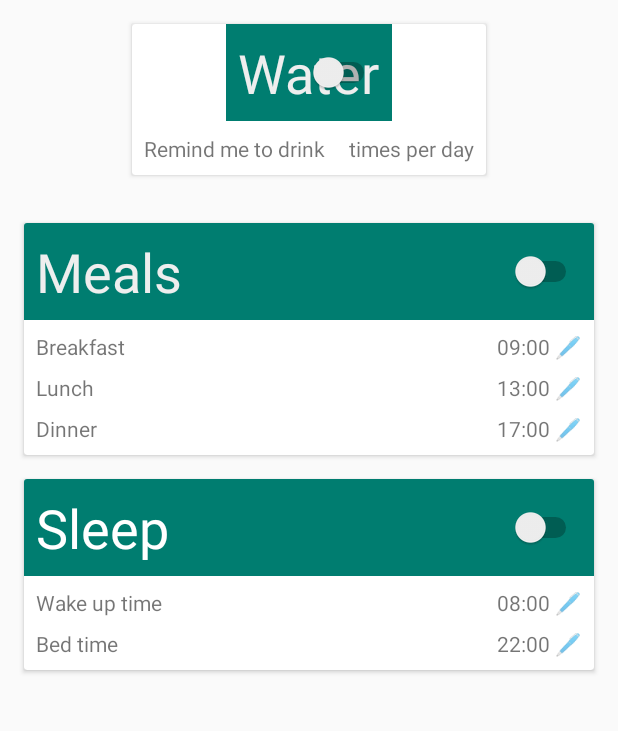
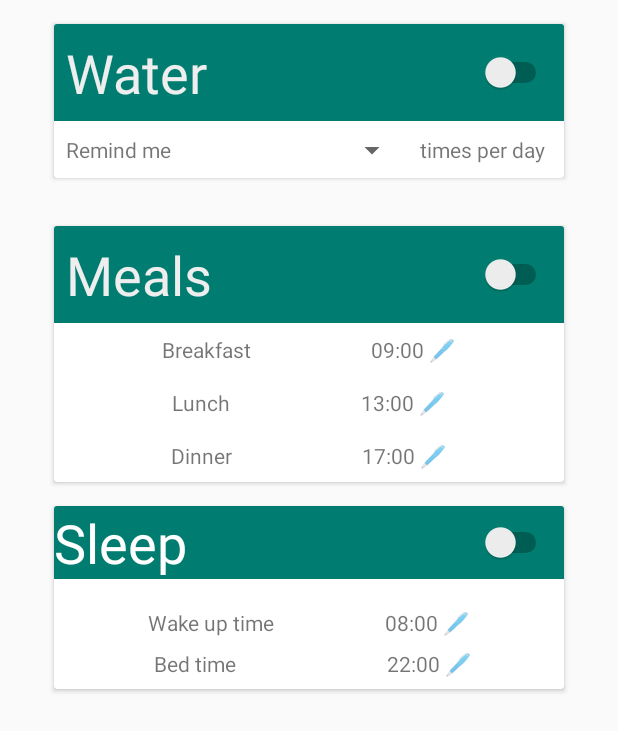
Before and after one commit to Mr-ttaM/CareCompanion, an Android app: the layout fragment_reminders.xml on its own in the app's theme, with its tools: preview values and no code run, on a phone screen of 412 x 824 dp. Shown: the top 731 px of the screen. Run offline under Robolectric (Android 15) with nearby library versions, the phone set to English and light mode, and no system bars; network calls fail.

Commit message:
Fixed merge issues

```diff
--- a/app/src/main/java/com/lovehack/carecompanion/ui/reminders/ReminderFragment.kt
+++ b/app/src/main/java/com/lovehack/carecompanion/ui/reminders/ReminderFragment.kt
@@ -2,8 +2,6 @@ package com.lovehack.carecompanion.ui.reminders
 
 import android.annotation.SuppressLint
 import android.app.DatePickerDialog
-import android.app.TimePickerDialog
-import android.annotation.SuppressLint
 import android.app.TimePickerDialog
 import android.os.Bundle
 import android.view.LayoutInflater
@@ -21,7 +19,6 @@ import java.sql.Time
 import java.text.SimpleDateFormat
 import java.time.LocalTime
 import java.util.*
-import java.text.SimpleDateFormat
 import java.util.*
 
 class ReminderFragment : Fragment() {
@@ -39,35 +36,6 @@ class ReminderFragment : Fragment() {
         val root = inflater.inflate(R.layout.fragment_reminders, container, false)
 
         setUpSwitchListeners(root)
-
-        val waterSpinner : Spinner = root.findViewById(R.id.water_reminder_spinner)
-        ArrayAdapter.createFromResource(
-            root.context,
-            R.array.water_reminder_num_array,
-            android.R.layout.simple_spinner_item
-        ).also { adapter ->
-            // Specify the layout to use when the list of choices appears
-            adapter.setDropDownViewResource(R.layout.spinner_style)
-            // Apply the adapter to the spinner
-            waterSpinner.adapter = adapter
-        }
-
-        val breakfastTimePicker : TextView = root.findViewById(R.id.breakfast_time_picker)
-        val lunchTimePicker : TextView = root.findViewById(R.id.lunch_time_picker)
-        val dinnerTimePicker : TextView = root.findViewById(R.id.dinner_time_picker)
-        val wakeUpTimePicker : TextView = root.findViewById(R.id.wake_up_time_picker)
-        val bedtimeTimePicker : TextView = root.findViewById(R.id.bedtime_time_picker)
-
-        bedtimeTimePicker.setOnClickListener {
-            val cal = Calendar.getInstance()
-            val bedtimeSetListener = TimePickerDialog.OnTimeSetListener { timePicker, hour, minute ->
-                cal.set(Calendar.HOUR_OF_DAY, hour)
-                cal.set(Calendar.MINUTE, minute)
-                bedtimeTimePicker.text = SimpleDateFormat(getString(R.string.time_format)).format(cal.time)
-            }
-            TimePickerDialog(root.context, bedtimeSetListener, cal.get(Calendar.HOUR_OF_DAY), cal.get(Calendar.MINUTE), true).show()
-        }
-
 
 
         val waterSpinner : Spinner = root.findViewById(R.id.water_reminder_spinner)
--- a/app/src/main/java/com/lovehack/carecompanion/ui/workTracker/WorkTrackerFragment.kt
+++ b/app/src/main/java/com/lovehack/carecompanion/ui/workTracker/WorkTrackerFragment.kt
@@ -11,9 +11,6 @@ import androidx.lifecycle.ViewModelProviders
 import com.lovehack.carecompanion.R
 import kotlinx.android.synthetic.main.activity_main.*
 import kotlinx.android.synthetic.main.fragment_work_tracker.*
-import nl.dionsegijn.konfetti.models.Shape
-import nl.dionsegijn.konfetti.models.Size
-import org.w3c.dom.Text
 
 class WorkTrackerFragment : Fragment() {
 
--- a/app/src/main/res/layout/fragment_reminders.xml
+++ b/app/src/main/res/layout/fragment_reminders.xml
@@ -2,7 +2,6 @@
 <androidx.constraintlayout.widget.ConstraintLayout xmlns:android="http://schemas.android.com/apk/res/android"
     xmlns:app="http://schemas.android.com/apk/res-auto"
     xmlns:tools="http://schemas.android.com/tools"
-    android:id="@+id/sleep_reminder_switch"
     android:layout_width="match_parent"
     android:layout_height="match_parent"
     tools:context=".ui.reminders.ReminderFragment">
@@ -21,12 +20,12 @@
         app:layout_constraintTop_toTopOf="parent">
 
         <androidx.constraintlayout.widget.ConstraintLayout
-            android:layout_width="match_parent"
+            android:layout_width="wrap_content"
             android:layout_height="match_parent">
 
             <TextView
                 android:id="@+id/water_title"
-                android:layout_width="match_parent"
+                android:layout_width="340dp"
                 android:layout_height="wrap_content"
                 android:background="@color/colorPrimary"
                 android:padding="@dimen/reminder_padding"
@@ -48,8 +47,8 @@
 
             <androidx.constraintlayout.widget.ConstraintLayout
                 android:id="@+id/water_contents"
-                android:layout_width="match_parent"
-                android:layout_height="wrap_content"
+                android:layout_width="335dp"
+                android:layout_height="38dp"
                 app:layout_constraintTop_toBottomOf="@+id/water_title">
 
                 <TextView
@@ -58,11 +57,14 @@
                     android:layout_height="wrap_content"
                     android:layout_marginStart="@dimen/reminder_padding"
                     android:layout_marginTop="@dimen/reminder_padding"
+                    android:layout_marginEnd="10dp"
                     android:layout_marginBottom="@dimen/reminder_padding"
                     android:text="@string/reminder_title_string_1"
                     app:layout_constraintBottom_toBottomOf="parent"
+                    app:layout_constraintEnd_toStartOf="@+id/water_reminder_spinner"
                     app:layout_constraintStart_toStartOf="parent"
-                    app:layout_constraintTop_toTopOf="parent" />
+                    app:layout_constraintTop_toTopOf="parent"
+                    tools:text="@string/reminder_title_string_1" />
 
                 <Spinner
                     android:id="@+id/water_reminder_spinner"
@@ -73,7 +75,6 @@
                     android:layout_marginBottom="@dimen/reminder_padding"
                     app:layout_constraintBottom_toBottomOf="parent"
                     app:layout_constraintEnd_toStartOf="@+id/textView4"
-                    app:layout_constraintHorizontal_bias="0.5"
                     app:layout_constraintStart_toEndOf="@+id/textView3"
                     app:layout_constraintTop_toTopOf="parent" />
 
@@ -88,17 +89,16 @@
                     android:text="@string/reminder_title_string_2"
                     app:layout_constraintBottom_toBottomOf="parent"
                     app:layout_constraintEnd_toEndOf="parent"
-                    app:layout_constraintHorizontal_bias="0.5"
                     app:layout_constraintStart_toEndOf="@+id/water_reminder_spinner"
-                    app:layout_constraintTop_toTopOf="parent" />
+                    app:layout_constraintTop_toTopOf="parent"
+                    tools:text="@string/reminder_title_string_2" />
             </androidx.constraintlayout.widget.ConstraintLayout>
-
         </androidx.constraintlayout.widget.ConstraintLayout>
     </androidx.cardview.widget.CardView>
 
     <androidx.cardview.widget.CardView
         android:id="@+id/card_meal_reminder"
-        android:layout_width="0dp"
+        android:layout_width="wrap_content"
         android:layout_height="wrap_content"
         android:layout_marginStart="@dimen/activity_horizontal_margin"
         android:layout_marginTop="@dimen/activity_vertical_margin"
@@ -106,16 +106,17 @@
         android:layout_marginBottom="@dimen/activity_vertical_margin"
         app:layout_constraintBottom_toTopOf="@+id/card_sleep_reminder"
         app:layout_constraintEnd_toEndOf="parent"
+        app:layout_constraintHorizontal_bias="0.5"
         app:layout_constraintStart_toStartOf="parent"
         app:layout_constraintTop_toBottomOf="@+id/card_water_reminder">
 
         <androidx.constraintlayout.widget.ConstraintLayout
-            android:layout_width="match_parent"
+            android:layout_width="wrap_content"
             android:layout_height="match_parent">
 
             <TextView
                 android:id="@+id/meal_title"
-                android:layout_width="match_parent"
+                android:layout_width="340dp"
                 android:layout_height="wrap_content"
                 android:background="@color/colorPrimary"
                 android:padding="@dimen/reminder_padding"
@@ -137,63 +138,43 @@
 
             <androidx.constraintlayout.widget.ConstraintLayout
                 android:id="@+id/meal_contents"
-                android:layout_width="match_parent"
-                android:layout_height="wrap_content"
+                android:layout_width="340dp"
+                android:layout_height="106dp"
                 app:layout_constraintTop_toBottomOf="@+id/meal_title">
 
                 <TextView
                     android:id="@+id/breakfast_text_view"
-                    android:layout_width="0dp"
+                    android:layout_width="wrap_content"
                     android:layout_height="wrap_content"
                     android:layout_marginStart="@dimen/reminder_padding"
                     android:layout_marginTop="@dimen/reminder_padding"
                     android:layout_marginEnd="@dimen/reminder_padding"
+                    android:layout_marginBottom="8dp"
                     android:text="@string/reminder_title_meals_breakfast"
+                    app:layout_constraintBottom_toTopOf="@+id/lunch_text_view"
                     app:layout_constraintEnd_toStartOf="@+id/breakfast_time_picker"
-                    app:layout_constraintHorizontal_bias="0.5"
                     app:layout_constraintStart_toStartOf="parent"
-                    app:layout_constraintTop_toTopOf="parent" />
-
-                <TextView
-                    android:id="@+id/breakfast_time_picker"
-                    android:layout_width="wrap_content"
-                    android:layout_height="wrap_content"
-                    android:layout_marginTop="@dimen/reminder_padding"
-                    android:layout_marginEnd="@dimen/reminder_padding"
-                    android:text="@string/reminder_meals_time_breakfast"
-                    app:layout_constraintEnd_toEndOf="parent"
-                    app:layout_constraintHorizontal_bias="0.5"
-                    app:layout_constraintStart_toEndOf="@+id/breakfast_text_view"
-                    app:layout_constraintTop_toTopOf="parent" />
+                    app:layout_constraintTop_toTopOf="parent"
+                    tools:text="@string/reminder_title_meals_breakfast" />
 
                 <TextView
                     android:id="@+id/lunch_text_view"
-                    android:layout_width="0dp"
-                    android:layout_height="wrap_content"
-                    android:layout_marginStart="@dimen/reminder_padding"
-                    android:layout_marginTop="@dimen/reminder_padding"
-                    android:layout_marginEnd="@dimen/reminder_padding"
-                    android:text="@string/reminder_title_meals_lunch"
-                    app:layout_constraintEnd_toStartOf="@+id/lunch_time_picker"
-                    app:layout_constraintHorizontal_bias="0.5"
-                    app:layout_constraintStart_toStartOf="parent"
-                    app:layout_constraintTop_toBottomOf="@+id/breakfast_text_view" />
-
-                <TextView
-                    android:id="@+id/lunch_time_picker"
                     android:layout_width="wrap_content"
                     android:layout_height="wrap_content"
-                    android:layout_marginTop="@dimen/reminder_padding"
-                    android:layout_marginEnd="@dimen/reminder_padding"
-                    android:text="@string/reminder_meals_time_lunch"
-                    app:layout_constraintEnd_toEndOf="parent"
-                    app:layout_constraintHorizontal_bias="0.5"
-                    app:layout_constraintStart_toEndOf="@+id/lunch_text_view"
-                    app:layout_constraintTop_toBottomOf="@+id/breakfast_time_picker" />
+                    android:layout_marginStart="8dp"
+                    android:layout_marginTop="8dp"
+                    android:layout_marginEnd="8dp"
+                    android:layout_marginBottom="8dp"
+                    android:text="@string/reminder_title_meals_lunch"
+                    app:layout_constraintBottom_toTopOf="@+id/dinner_text_view"
+                    app:layout_constraintEnd_toStartOf="@+id/lunch_time_picker"
+                    app:layout_constraintStart_toStartOf="parent"
+                    app:layout_constraintTop_toBottomOf="@+id/breakfast_text_view"
+                    tools:text="@string/reminder_title_meals_lunch" />
 
                 <TextView
                     android:id="@+id/dinner_text_view"
-                    android:layout_width="0dp"
+                    android:layout_width="wrap_content"
                     android:layout_height="wrap_content"
                     android:layout_marginStart="@dimen/reminder_padding"
                     android:layout_marginTop="@dimen/reminder_padding"
@@ -203,19 +184,53 @@
                     app:layout_constraintBottom_toBottomOf="parent"
                     app:layout_constraintEnd_toStartOf="@+id/dinner_time_picker"
                     app:layout_constraintStart_toStartOf="parent"
-                    app:layout_constraintTop_toBottomOf="@+id/lunch_text_view" />
+                    app:layout_constraintTop_toBottomOf="@+id/lunch_text_view"
+                    tools:text="@string/reminder_title_meals_dinner" />
+
+                <TextView
+                    android:id="@+id/breakfast_time_picker"
+                    android:layout_width="wrap_content"
+                    android:layout_height="wrap_content"
+                    android:layout_marginStart="8dp"
+                    android:layout_marginTop="@dimen/reminder_padding"
+                    android:layout_marginEnd="@dimen/reminder_padding"
+                    android:layout_marginBottom="8dp"
+                    android:text="@string/reminder_meals_time_breakfast"
+                    app:layout_constraintBottom_toTopOf="@+id/lunch_time_picker"
+                    app:layout_constraintEnd_toEndOf="parent"
+                    app:layout_constraintStart_toEndOf="@+id/breakfast_text_view"
+                    app:layout_constraintTop_toTopOf="parent"
+                    tools:text="@string/reminder_meals_time_breakfast" />
+
+                <TextView
+                    android:id="@+id/lunch_time_picker"
+                    android:layout_width="wrap_content"
+                    android:layout_height="wrap_content"
+                    android:layout_marginStart="8dp"
+                    android:layout_marginTop="@dimen/reminder_padding"
+                    android:layout_marginEnd="@dimen/reminder_padding"
+                    android:layout_marginBottom="8dp"
+                    android:text="@string/reminder_meals_time_lunch"
+                    app:layout_constraintBottom_toTopOf="@+id/dinner_time_picker"
+                    app:layout_constraintEnd_toEndOf="parent"
+                    app:layout_constraintStart_toEndOf="@+id/lunch_text_view"
+                    app:layout_constraintTop_toBottomOf="@+id/breakfast_time_picker"
+                    tools:text="@string/reminder_meals_time_lunch" />
 
                 <TextView
                     android:id="@+id/dinner_time_picker"
                     android:layout_width="wrap_content"
                     android:layout_height="wrap_content"
+                    android:layout_marginStart="8dp"
                     android:layout_marginTop="@dimen/reminder_padding"
                     android:layout_marginEnd="@dimen/reminder_padding"
                     android:layout_marginBottom="@dimen/reminder_padding"
                     android:text="@string/reminder_meals_time_dinner"
                     app:layout_constraintBottom_toBottomOf="parent"
                     app:layout_constraintEnd_toEndOf="parent"
-                    app:layout_constraintTop_toBottomOf="@+id/lunch_time_picker" />
+                    app:layout_constraintStart_toEndOf="@+id/dinner_text_view"
+                    app:layout_constraintTop_toBottomOf="@+id/lunch_time_picker"
+                    tools:text="@string/reminder_meals_time_dinner" />
 
             </androidx.constraintlayout.widget.ConstraintLayout>
 
@@ -224,31 +239,32 @@
 
     <androidx.cardview.widget.CardView
         android:id="@+id/card_sleep_reminder"
-        android:layout_width="0dp"
+        android:layout_width="wrap_content"
         android:layout_height="wrap_content"
         android:layout_marginStart="@dimen/activity_horizontal_margin"
         android:layout_marginTop="@dimen/activity_vertical_margin"
         android:layout_marginEnd="@dimen/activity_horizontal_margin"
         app:layout_constraintEnd_toEndOf="parent"
+        app:layout_constraintHorizontal_bias="0.5"
         app:layout_constraintStart_toStartOf="parent"
         app:layout_constraintTop_toBottomOf="@+id/card_meal_reminder">
 
         <androidx.constraintlayout.widget.ConstraintLayout
-            android:layout_width="match_parent"
+            android:layout_width="wrap_content"
             android:layout_height="match_parent">
 
             <TextView
                 android:id="@+id/sleep_title"
-                android:layout_width="match_parent"
+                android:layout_width="340dp"
                 android:layout_height="wrap_content"
                 android:background="@color/colorPrimary"
-                android:padding="@dimen/reminder_padding"
                 android:text="@string/reminder_title_sleep"
                 android:textColor="@android:color/white"
                 android:textSize="36sp"
                 app:layout_constraintEnd_toEndOf="parent"
                 app:layout_constraintStart_toStartOf="parent"
-                app:layout_constraintTop_toTopOf="parent" />
+                app:layout_constraintTop_toTopOf="parent"
+                tools:text="@string/reminder_title_sleep"/>
 
             <Switch
                 android:id="@+id/sleep_reminder_switch"
@@ -261,56 +277,65 @@
 
             <androidx.constraintlayout.widget.ConstraintLayout
                 android:id="@+id/sleep_contents"
-                android:layout_width="match_parent"
-                android:layout_height="wrap_content"
+                android:layout_width="340dp"
+                android:layout_height="73dp"
                 app:layout_constraintTop_toBottomOf="@+id/sleep_title">
 
                 <TextView
                     android:id="@+id/wake_up_text_view"
-                    android:layout_width="0dp"
+                    android:layout_width="wrap_content"
                     android:layout_height="wrap_content"
-                    android:layout_marginStart="@dimen/reminder_padding"
-                    android:layout_marginTop="@dimen/reminder_padding"
-                    android:layout_marginEnd="@dimen/reminder_padding"
+                    android:layout_marginStart="10dp"
+                    android:layout_marginTop="20dp"
+                    android:layout_marginEnd="10dp"
                     android:text="@string/reminder_title_sleep_wake"
+                    app:layout_constraintBottom_toTopOf="@+id/bedtime_text_view"
                     app:layout_constraintEnd_toStartOf="@+id/wake_up_time_picker"
                     app:layout_constraintStart_toStartOf="parent"
-                    app:layout_constraintTop_toTopOf="parent" />
+                    app:layout_constraintTop_toTopOf="parent"
+                    tools:text="@string/reminder_title_sleep_wake" />
+
+                <TextView
+                    android:id="@+id/bedtime_text_view"
+                    android:layout_width="wrap_content"
+                    android:layout_height="wrap_content"
+                    android:layout_marginStart="15dp"
+                    android:layout_marginTop="@dimen/reminder_padding"
+                    android:layout_marginEnd="10dp"
+                    android:layout_marginBottom="@dimen/reminder_padding"
+                    android:text="@string/reminder_title_sleep_bed"
+                    app:layout_constraintBottom_toBottomOf="parent"
+                    app:layout_constraintEnd_toStartOf="@+id/bedtime_time_picker"
+                    app:layout_constraintStart_toStartOf="parent"
+                    app:layout_constraintTop_toBottomOf="@+id/wake_up_text_view"
+                    tools:text="@string/reminder_title_sleep_bed" />
 
                 <TextView
                     android:id="@+id/wake_up_time_picker"
                     android:layout_width="wrap_content"
                     android:layout_height="wrap_content"
-                    android:layout_marginTop="@dimen/reminder_padding"
-                    android:layout_marginEnd="@dimen/reminder_padding"
+                    android:layout_marginStart="10dp"
+                    android:layout_marginTop="20dp"
+                    android:layout_marginEnd="10dp"
                     android:text="@string/reminder_sleep_default_wake"
+                    app:layout_constraintBottom_toTopOf="@+id/bedtime_time_picker"
                     app:layout_constraintEnd_toEndOf="parent"
-                    app:layout_constraintTop_toTopOf="parent" />
-
-                <TextView
-                    android:id="@+id/bedtime_text_view"
-                    android:layout_width="0dp"
-                    android:layout_height="wrap_content"
-                    android:layout_marginStart="@dimen/reminder_padding"
-                    android:layout_marginTop="@dimen/reminder_padding"
-                    android:layout_marginEnd="@dimen/reminder_padding"
-                    android:layout_marginBottom="@dimen/reminder_padding"
-                    android:text="@string/reminder_title_sleep_bed"
-                    app:layout_constraintBottom_toBottomOf="parent"
-                    app:layout_constraintEnd_toStartOf="@+id/bedtime_time_picker"
-                    app:layout_constraintStart_toStartOf="parent"
-                    app:layout_constraintTop_toBottomOf="@+id/wake_up_text_view" />
+                    app:layout_constraintStart_toEndOf="@+id/wake_up_text_view"
+                    app:layout_constraintTop_toTopOf="parent"
+                    tools:text="@string/reminder_sleep_default_wake" />
 
                 <TextView
                     android:id="@+id/bedtime_time_picker"
                     android:layout_width="wrap_content"
                     android:layout_height="wrap_content"
+                    android:layout_marginStart="40dp"
                     android:layout_marginTop="@dimen/reminder_padding"
-                    android:layout_marginEnd="@dimen/reminder_padding"
+                    android:layout_marginEnd="10dp"
                     android:layout_marginBottom="@dimen/reminder_padding"
                     android:text="@string/reminder_sleep_default_bed"
                     app:layout_constraintBottom_toBottomOf="parent"
                     app:layout_constraintEnd_toEndOf="parent"
+                    app:layout_constraintStart_toEndOf="@+id/bedtime_text_view"
                     app:layout_constraintTop_toBottomOf="@+id/wake_up_time_picker" />
             </androidx.constraintlayout.widget.ConstraintLayout>
 
--- a/app/src/main/res/values/strings.xml
+++ b/app/src/main/res/values/strings.xml
@@ -38,7 +38,7 @@
     <string name="reminder_meals_time_lunch">13:00 &#128394;</string>
     <string name="reminder_meals_time_dinner">17:00 &#128394;</string>
     <string name="reminder_title_water">Water</string>
-    <string name="reminder_title_string_1">Remind me to drink</string>
+    <string name="reminder_title_string_1">Remind me</string>
     <string name="reminder_title_string_2">times per day</string>
 
     <string name="water_reminder_title">Water reminder</string>
```
